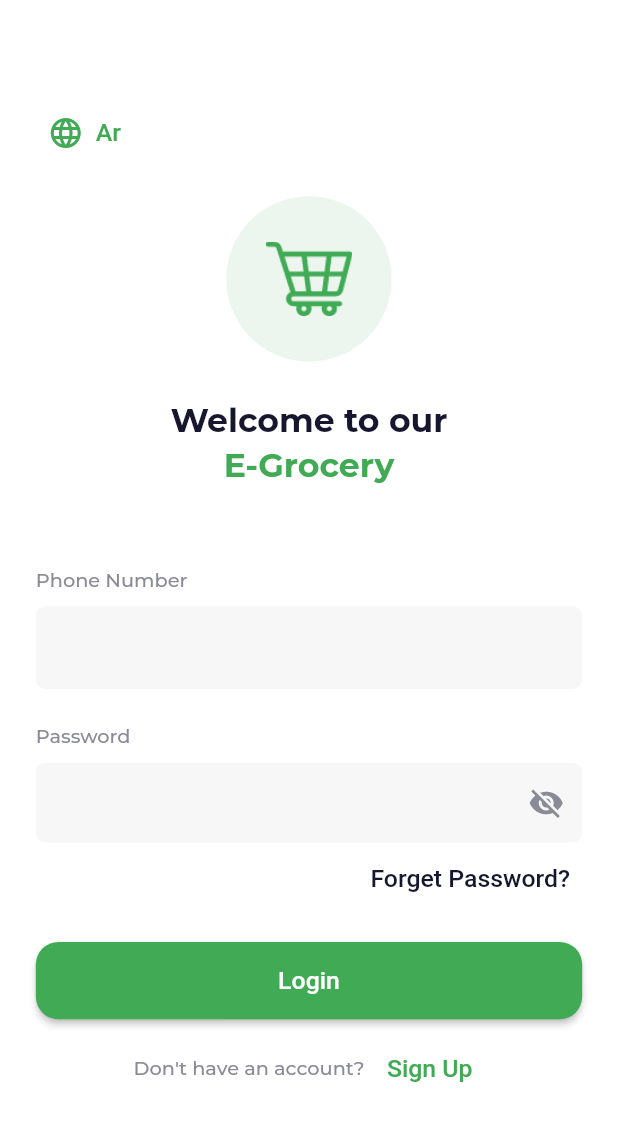
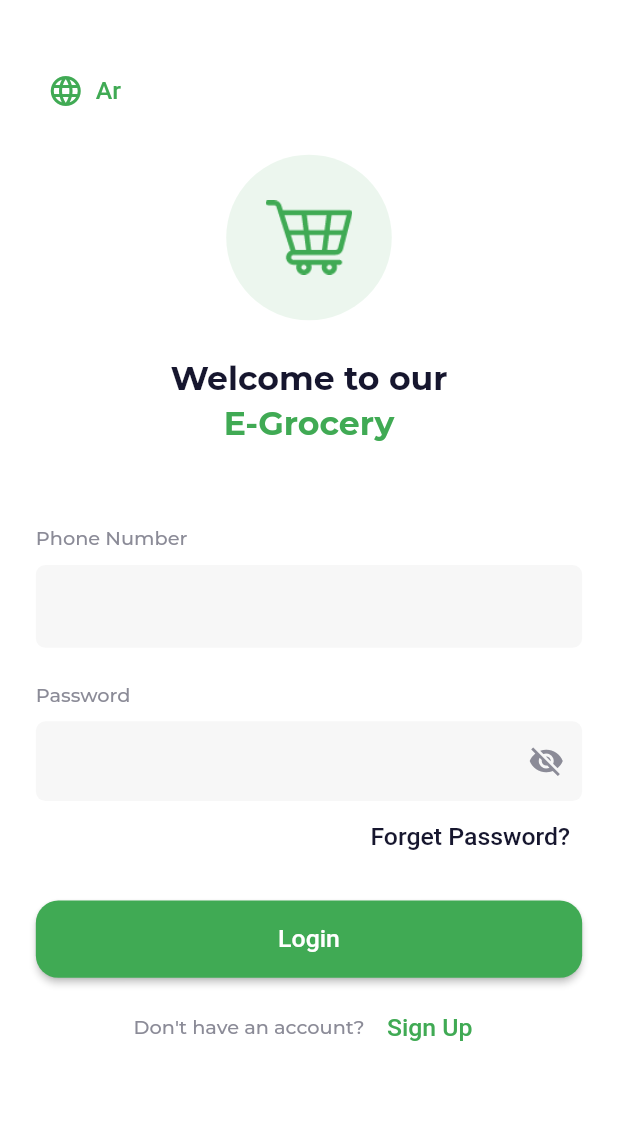
Before and after one commit to Nidal-J/E-Grocery-Store, a Flutter app: the LoginScreen screen opened by its route, on a phone screen of 412 x 824 dp. Shown: the top 1121 px of the screen. Run offline on Flutter 3.47's test engine with Material 2 defaults, Android fonts, the phone set to English and light mode, and no system bars; our stand-ins replace dotted_border, flutter_rating_bar, flutter_screenutil, flutter_svg, get, shared_preferences and 2 more; accounts and stored records are empty; network calls fail; project files that could hold a hidden picture were left out.

```diff
--- a/lib/localization/ar.dart
+++ b/lib/localization/ar.dart
@@ -129,7 +129,7 @@ Map<String, String> arLocale = {
   'browse_home': 'انتقل للصفحة الرئيسية',
   'success_order': 'تم طلب المنتج بنجاح ',
   'success_order_info':
-      'شكراً لط على الطلب. تم إضافة طلبك بنجاح. تابع الطلب من فضلك',
+      'شكراً لك على الطلب. تم إضافة طلبك بنجاح. تابع الطلب من فضلك',
   'track_order': 'تتبع الطلب',
   'continue': 'استمر',
   // orders screen
--- a/lib/screens/app/product_details.dart
+++ b/lib/screens/app/product_details.dart
@@ -369,7 +369,7 @@ class _ProductDetailsState extends State<ProductDetails> {
                                             EdgeInsets.only(top: 24.h),
                                         radius: 10.r,
                                         titleStyle: TextStyle(
-                                          fontSize: 16.sp,
+                                          fontSize: 30.sp,
                                           fontWeight: FontWeight.bold,
                                         ),
                                         title: 'rate_product'.tr,
--- a/lib/screens/auth/login_screen.dart
+++ b/lib/screens/auth/login_screen.dart
@@ -17,12 +17,14 @@ class LoginScreen extends GetView<LoginController> {
   Widget build(BuildContext context) {
     return Scaffold(
       // resizeToAvoidBottomInset: false,
-      body: Stack(
+      // appBar: AppBar(),
+      body: SafeArea(
+        child: Stack(
           children: [
             Form(
               key: controller.formKey,
               child: ListView(
-              padding: EdgeInsets.fromLTRB(24.w, 70.h, 24.w, 60.h),
+                padding: EdgeInsets.fromLTRB(24.w, 40.h, 24.w, 40.h),
                 children: [
                   Align(
                     alignment: AlignmentDirectional.centerStart,
@@ -105,7 +107,7 @@ class LoginScreen extends GetView<LoginController> {
                           keyboardType: TextInputType.phone,
                           style: TextStyle(
                             letterSpacing: 1.2.r,
-                          fontSize: 16.sp,
+                            fontSize: 18.sp,
                           ),
                           decoration: InputDecoration(
                             contentPadding: EdgeInsets.symmetric(
@@ -128,7 +130,7 @@ class LoginScreen extends GetView<LoginController> {
                                 '+970',
                                 style: TextStyle(
                                   letterSpacing: 1.2.r,
-                                fontSize: 16.sp,
+                                  fontSize: 18.sp,
                                 ),
                               ),
                             ),
@@ -174,6 +176,7 @@ class LoginScreen extends GetView<LoginController> {
                             },
                             style: TextStyle(
                               letterSpacing: 1.2.r,
+                              fontSize: 18.sp,
                             ),
                             obscureText: !controller.passwordVisible.value,
                             // textDirection: TextDirection.ltr,
@@ -221,7 +224,9 @@ class LoginScreen extends GetView<LoginController> {
                         onPressed: () {
                           Get.toNamed(
                             AppRoutes.forgetPassword,
-                          arguments: {'phone': controller.phoneController.text},
+                            arguments: {
+                              'phone': controller.phoneController.text
+                            },
                           );
                         },
                         child: Text(
@@ -282,6 +287,7 @@ class LoginScreen extends GetView<LoginController> {
             ),
           ],
         ),
+      ),
     );
   }
 
--- a/lib/screens/intro/onboarding_screen.dart
+++ b/lib/screens/intro/onboarding_screen.dart
@@ -45,6 +45,7 @@ class OnboardingScreen extends StatelessWidget {
             SizedBox(height: 30.h),
             Expanded(
               child: PageView.builder(
+                physics: const BouncingScrollPhysics(),
                 controller: pageController,
                 itemCount: 3,
                 itemBuilder: (context, index) => Column(
--- a/pubspec.yaml
+++ b/pubspec.yaml
@@ -15,12 +15,9 @@ dependencies:
 
   cupertino_icons: ^1.0.2
   get: ^4.6.5
-  # get_storage: ^2.0.3
   flutter_rating_bar: ^4.0.1
   flutter_svg: ^1.1.3
   flutter_screenutil: ^5.5.3+2
-
-  # rive: ^0.9.0
 
   shared_preferences: ^2.0.15
   http: ^0.13.5
```
Also changed, not shown: lib/database/db_controller.dart (+7 -3 lines), lib/main.dart (+9 -7 lines), lib/screens/app/cart_checkout.dart (+5 -3 lines), lib/screens/app/home_screen.dart (+5 -2 lines), 18 other files. Lines whose indentation alone changed are shown as unchanged.
